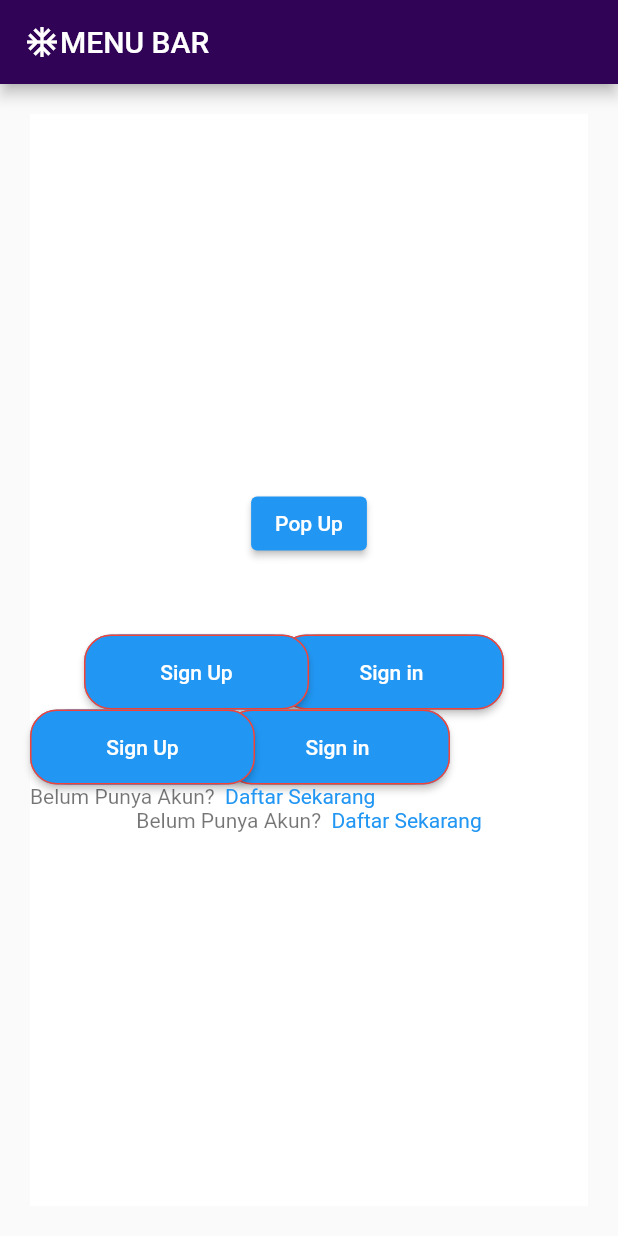
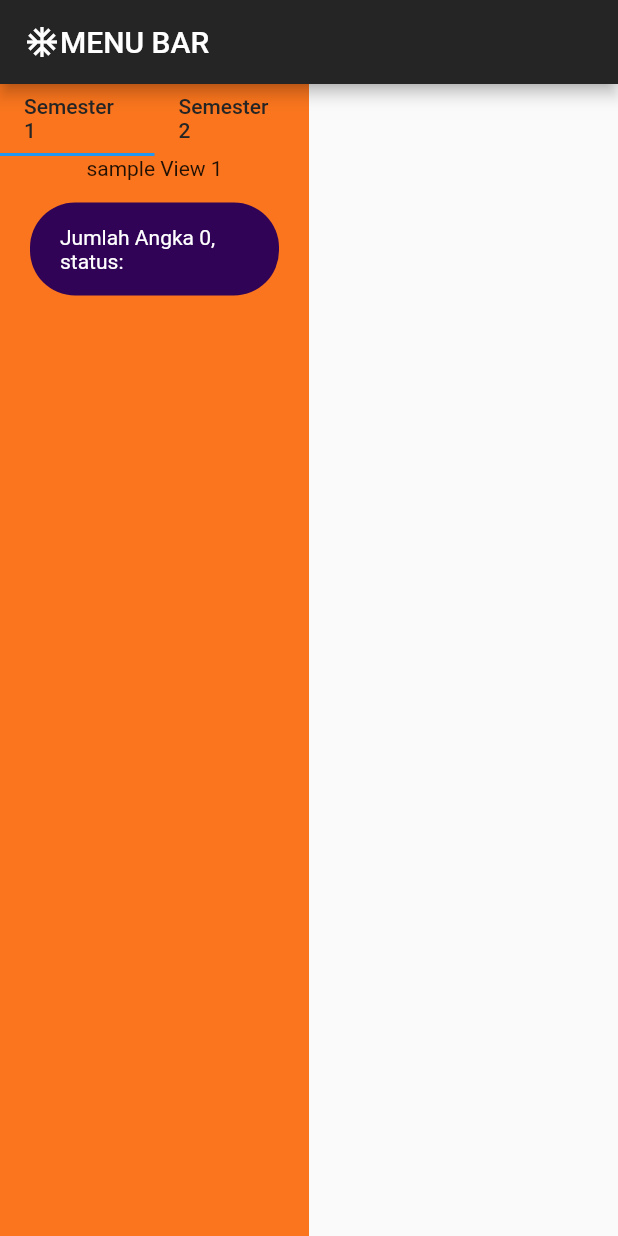
Before and after one commit to ilhamhudadev/simnilai, a Flutter app: the screen it shows after launch, on a phone screen of 412 x 824 dp. Run offline on Flutter 3.47's test engine with Material 2 defaults, Android fonts, the phone set to English and light mode, and no system bars; our stand-ins replace connectivity_plus, dio, get, shared_preferences; missing offline and left inert: dart:js.

Commit message:
[UPDATE] Update Homescreen

```diff
--- a/lib/core/style/app_size.dart
+++ b/lib/core/style/app_size.dart
@@ -10,11 +10,7 @@ class AppSize {
   void init(BuildContext context) {
     _mediaQueryData = MediaQuery.of(context);
 
-    if (_mediaQueryData.size.width <= 500) {
-      screenWidth = _mediaQueryData.size.width;
-    } else {
-      screenWidth = 500;
-    }
+    screenWidth = _mediaQueryData.size.width;
 
     screenHeight = _mediaQueryData.size.height;
     orientation = _mediaQueryData.orientation;
--- a/lib/module/home/controller/home_controller.dart
+++ b/lib/module/home/controller/home_controller.dart
@@ -1,6 +1,20 @@
+import 'package:get/get.dart';
+import 'package:standard_project/module/home/data/repo/home_repo.dart';
 
-  import 'package:get/get.dart';
-  import 'package:standard_project/module/home/data/repo/home_repo.dart';
-  class HomeController extends GetxController with HomeRepo {
+class HomeController extends GetxController with HomeRepo {
+  RxInt angkaDadu = 0.obs;
+  RxString statusAngkaDadu = "".obs;
 
+  void tambahAngkaDadu() {
+    //
+    angkaDadu = angkaDadu + 1;
   }
+
+  void getGanjilGenap() {
+    if (angkaDadu.value.isEven) {
+      statusAngkaDadu.value = "Genap";
+    } else {
+      statusAngkaDadu.value = "Ganjil";
+    }
+  }
+}
--- a/lib/module/home/screen/home_screen.dart
+++ b/lib/module/home/screen/home_screen.dart
@@ -1,17 +1,24 @@
+import 'dart:js';
+
 import 'package:flutter/material.dart';
 import 'package:get/get.dart';
 import 'package:standard_project/core/style/app_color.dart';
+import 'package:standard_project/core/style/app_size.dart';
 import 'package:standard_project/module/home/controller/home_controller.dart';
 
 class HomeScreen extends StatelessWidget {
   @override
   Widget build(BuildContext context) {
+    AppSize().init(context);
     return GetBuilder<HomeController>(
       init: HomeController(),
-      builder: (HomeController controller) {
-        return Scaffold(
+      builder: (HomeController c) {
+        return MaterialApp(
+            home: DefaultTabController(
+                length: 2,
+                child: Scaffold(
                     appBar: AppBar(
-            backgroundColor: AppColors.purplePiksi,
+                      backgroundColor: AppColors.eerieblack,
                       title: Container(
                         child: Row(
                           children: [
@@ -24,103 +31,109 @@ class HomeScreen extends StatelessWidget {
                       ),
                     ),
                     body: Container(
-            margin: EdgeInsets.all(20),
-            decoration: BoxDecoration(color: Colors.white),
-            width: MediaQuery.of(context).size.width,
-            height: MediaQuery.of(context).size.height,
                       child: Column(
                         mainAxisAlignment: MainAxisAlignment.center,
                         crossAxisAlignment: CrossAxisAlignment.center,
                         children: [
-                ElevatedButton(onPressed: () {}, child: Text("Pop Up")),
-                SizedBox(
-                  height: 50,
-                ),
-                sectionTitle(),
-                Column(
-                  crossAxisAlignment: CrossAxisAlignment.start,
-                  mainAxisAlignment: MainAxisAlignment.start,
-                  children: [
-                    sectionTitle(),
-                    sectionSignUp(
-                        MainAxisAlignment.start, CrossAxisAlignment.start),
+                          headerTab(),
+                          bodyTab(c, context),
                         ],
                       ),
-                sectionSignUp(
-                    MainAxisAlignment.center, CrossAxisAlignment.center),
+                    ))));
+      },
+    );
+  }
+
+  Widget bodyTab(c, context) {
+    return Expanded(
+        child: Container(
+            color: AppColors.pumpkin,
+            width: AppSize.screenWidth * 0.5,
+            child:
+                TabBarView(children: [ViewFirst(c, context), ViewSecond()])));
+  }
+
+  Widget ViewFirst(c, context) {
+    return Container(
+      height: 100,
+      width: 100,
+      child: Column(
+        children: [Text("sample View 1"), buttonCount(c, context)],
+      ),
+    );
+  }
+
+  Widget ViewSecond() {
+    return Container(
+      height: 100,
+      width: 100,
+      child: Column(
+        children: [Text("sample View 2")],
+      ),
+    );
+  }
+
+  Widget headerTab() {
+    return Container(
+        color: AppColors.pumpkin,
+        width: AppSize.screenWidth * 0.5,
+        child: TabBar(tabs: [
+          Tab(
+            child: Text(
+              "Semester 1",
+              style: TextStyle(color: AppColors.eerieblack),
+            ),
+          ),
+          Tab(
+            child: Text(
+              "Semester 2",
+              style: TextStyle(color: AppColors.eerieblack),
+            ),
+          )
+        ]));
+  }
+
+  Widget buttonCount(HomeController c, context) {
+    return Center(
+        child: InkWell(
+            onTap: () {
+              showDialog<void>(
+                  context: context,
+                  barrierDismissible: true, // user must tap button!
+                  builder: (BuildContext context) {
+                    return AlertDialog(
+                      content: Container(
+                        child: Column(
+                          children: [
+                            InkWell(
+                                onTap: () {
+                                  Get.back();
+                                },
+                                child: Icon(Icons.close)),
+                            Text("Nama :"),
+                            Text("Al Rozak"),
                           ],
                         ),
                       ),
                     );
+                  });
+
+              c.tambahAngkaDadu();
+              c.getGanjilGenap();
             },
-    );
-  }
-
-  Widget sectionTitle() {
-    return Container(
-        width: 300,
-        child: Stack(
-          children: [
-            Container(
-                margin: EdgeInsets.only(left: 130),
-                height: 50,
-                width: 150,
+            borderRadius: BorderRadius.circular(30),
+            child: Obx(() => Container(
+                  margin:
+                      EdgeInsets.only(left: 20, top: 15, right: 20, bottom: 15),
+                  padding:
+                      EdgeInsets.only(left: 20, top: 15, right: 20, bottom: 15),
                   decoration: BoxDecoration(
-                    color: Colors.orange,
-                    borderRadius: BorderRadius.circular(100)),
-                child: ElevatedButton(
-                    style: ButtonStyle(
-                        shape:
-                            MaterialStateProperty.all<RoundedRectangleBorder>(
-                                RoundedRectangleBorder(
-                                    borderRadius: BorderRadius.circular(18.0),
-                                    side: BorderSide(color: Colors.red)))),
-                    onPressed: () {},
+                      color: AppColors.purplePiksi,
+                      borderRadius: BorderRadius.circular(30)),
                   child: Text(
-                      "Sign in",
-                      textAlign: TextAlign.center,
-                    ))),
-            Container(
-              height: 50,
-              width: 150,
-              decoration: BoxDecoration(
-                  color: Colors.blue, borderRadius: BorderRadius.circular(100)),
-              child: ElevatedButton(
-                  style: ButtonStyle(
-                      shape: MaterialStateProperty.all<RoundedRectangleBorder>(
-                          RoundedRectangleBorder(
-                              borderRadius: BorderRadius.circular(18.0),
-                              side: BorderSide(color: Colors.red)))),
-                  onPressed: () {},
-                  child: Text(
-                    "Sign Up",
-                    textAlign: TextAlign.center,
-                  )),
-            )
-          ],
-        ));
+                    "Jumlah Angka ${c.angkaDadu}, status: ${c.statusAngkaDadu}",
+                    style: TextStyle(color: AppColors.white),
+                  ),
+                ))));
   }
 }
-
-Widget sectionSignUp(main, cross) {
-  return Row(
-    mainAxisAlignment: main,
-    crossAxisAlignment: cross,
-    children: [
-      Text(
-        "Belum Punya Akun? ",
-        style: TextStyle(color: Colors.black54),
-      ),
-      // SizedBox(
-      //   width: 3,
-      // ),
-      InkWell(
-        onTap: () {},
-        child: Text(
-          " Daftar Sekarang",
-          style: TextStyle(color: Colors.blue),
-        ),
-      )
-    ],
-  );
-}
```
Lines whose indentation alone changed are shown as unchanged.
